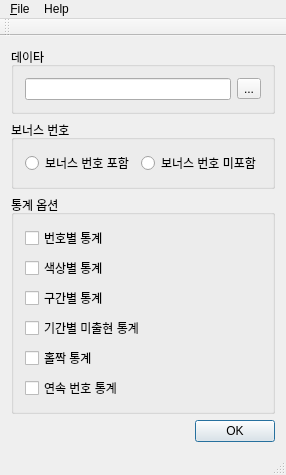
Qt form src/formFiles/MainWindow.ui (fsest4u/Taurus) before a commit.
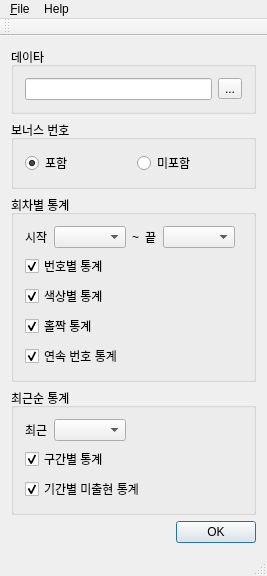
The same form after that commit.

Commit message: 보너스번호, 회차, 최근주간별 옵션 추가

Patch:
```diff
--- a/src/formFiles/MainWindow.ui
+++ b/src/formFiles/MainWindow.ui
@@ -6,15 +6,15 @@
    <rect>
     <x>0</x>
     <y>0</y>
-    <width>286</width>
-    <height>408</height>
+    <width>267</width>
+    <height>496</height>
    </rect>
   </property>
   <property name="windowTitle">
    <string>Taurus</string>
   </property>
   <widget class="QWidget" name="centralWidget">
-   <layout class="QGridLayout" name="gridLayout_2">
+   <layout class="QGridLayout" name="gridLayout_6">
     <item row="0" column="0">
      <widget class="QGroupBox" name="dataBox">
       <property name="title">
@@ -53,18 +53,24 @@
       <property name="title">
        <string>보너스 번호</string>
       </property>
+      <property name="checkable">
+       <bool>false</bool>
+      </property>
       <layout class="QGridLayout" name="gridLayout">
        <item row="0" column="0">
         <widget class="QRadioButton" name="rbBonusOn">
          <property name="text">
-          <string>보너스 번호 포함</string>
+          <string>포함</string>
+         </property>
+         <property name="checked">
+          <bool>true</bool>
          </property>
         </widget>
        </item>
        <item row="0" column="1">
         <widget class="QRadioButton" name="rbBonusOff">
          <property name="text">
-          <string>보너스 번호 미포함</string>
+          <string>미포함</string>
          </property>
         </widget>
        </item>
@@ -74,16 +80,69 @@
     <item row="2" column="0">
      <widget class="QGroupBox" name="optionBox">
       <property name="title">
-       <string>통계 옵션</string>
+       <string>회차별 통계</string>
       </property>
       <layout class="QGridLayout" name="gridLayout_11">
        <item row="0" column="0">
+        <layout class="QGridLayout" name="gridLayout_2">
+         <item row="0" column="0">
+          <widget class="QLabel" name="label">
+           <property name="text">
+            <string>시작</string>
+           </property>
+          </widget>
+         </item>
+         <item row="0" column="1">
+          <widget class="QComboBox" name="cbStart"/>
+         </item>
+         <item row="0" column="2">
+          <widget class="QLabel" name="label_2">
+           <property name="layoutDirection">
+            <enum>Qt::LeftToRight</enum>
+           </property>
+           <property name="text">
+            <string>~</string>
+           </property>
+           <property name="alignment">
+            <set>Qt::AlignCenter</set>
+           </property>
+          </widget>
+         </item>
+         <item row="0" column="3">
+          <widget class="QLabel" name="label_3">
+           <property name="text">
+            <string>끝</string>
+           </property>
+          </widget>
+         </item>
+         <item row="0" column="4">
+          <widget class="QComboBox" name="cbEnd"/>
+         </item>
+         <item row="0" column="5">
+          <spacer name="horizontalSpacer">
+           <property name="orientation">
+            <enum>Qt::Horizontal</enum>
+           </property>
+           <property name="sizeHint" stdset="0">
+            <size>
+             <width>40</width>
+             <height>20</height>
+            </size>
+           </property>
+          </spacer>
+         </item>
+        </layout>
+       </item>
+       <item row="1" column="0">
         <layout class="QGridLayout" name="optionLayoutNumber">
          <item row="0" column="0">
           <widget class="QCheckBox" name="cbNumber">
            <property name="text">
             <string>번호별 통계</string>
            </property>
+           <property name="checked">
+            <bool>true</bool>
+           </property>
           </widget>
          </item>
          <item row="0" column="1">
@@ -101,13 +160,43 @@
          </item>
         </layout>
        </item>
-       <item row="4" column="0">
+       <item row="2" column="0">
+        <layout class="QGridLayout" name="optionLayoutColor">
+         <item row="0" column="0">
+          <widget class="QCheckBox" name="cbColor">
+           <property name="text">
+            <string>색상별 통계</string>
+           </property>
+           <property name="checked">
+            <bool>true</bool>
+           </property>
+          </widget>
+         </item>
+         <item row="0" column="1">
+          <spacer name="horizontalSpacer_5">
+           <property name="orientation">
+            <enum>Qt::Horizontal</enum>
+           </property>
+           <property name="sizeHint" stdset="0">
+            <size>
+             <width>40</width>
+             <height>20</height>
+            </size>
+           </property>
+          </spacer>
+         </item>
+        </layout>
+       </item>
+       <item row="3" column="0">
         <layout class="QGridLayout" name="optionLayoutSniffling">
          <item row="0" column="0">
           <widget class="QCheckBox" name="cbSniffling">
            <property name="text">
             <string>홀짝 통계</string>
            </property>
+           <property name="checked">
+            <bool>true</bool>
+           </property>
           </widget>
          </item>
          <item row="0" column="1">
@@ -125,37 +214,16 @@
          </item>
         </layout>
        </item>
-       <item row="2" column="0">
-        <layout class="QGridLayout" name="optionLayoutSection">
-         <item row="0" column="0">
-          <widget class="QCheckBox" name="cbSection">
-           <property name="text">
-            <string>구간별 통계</string>
-           </property>
-          </widget>
-         </item>
-         <item row="0" column="1">
-          <spacer name="horizontalSpacer_7">
-           <property name="orientation">
-            <enum>Qt::Horizontal</enum>
-           </property>
-           <property name="sizeHint" stdset="0">
-            <size>
-             <width>40</width>
-             <height>20</height>
-            </size>
-           </property>
-          </spacer>
-         </item>
-        </layout>
-       </item>
-       <item row="5" column="0">
+       <item row="4" column="0">
         <layout class="QGridLayout" name="optionLayoutContinue">
          <item row="0" column="0">
           <widget class="QCheckBox" name="cbContinue">
            <property name="text">
             <string>연속 번호 통계</string>
            </property>
+           <property name="checked">
+            <bool>true</bool>
+           </property>
           </widget>
          </item>
          <item row="0" column="1">
@@ -173,17 +241,56 @@
          </item>
         </layout>
        </item>
+      </layout>
+     </widget>
+    </item>
+    <item row="3" column="0">
+     <widget class="QGroupBox" name="groupBox">
+      <property name="title">
+       <string>최근순 통계</string>
+      </property>
+      <layout class="QGridLayout" name="gridLayout_4">
+       <item row="0" column="0">
+        <layout class="QGridLayout" name="gridLayout_3">
+         <item row="0" column="0">
+          <widget class="QLabel" name="label_4">
+           <property name="text">
+            <string>최근</string>
+           </property>
+          </widget>
+         </item>
+         <item row="0" column="1">
+          <widget class="QComboBox" name="cbLastWeek"/>
+         </item>
+         <item row="0" column="2">
+          <spacer name="horizontalSpacer_3">
+           <property name="orientation">
+            <enum>Qt::Horizontal</enum>
+           </property>
+           <property name="sizeHint" stdset="0">
+            <size>
+             <width>40</width>
+             <height>20</height>
+            </size>
+           </property>
+          </spacer>
+         </item>
+        </layout>
+       </item>
        <item row="1" column="0">
-        <layout class="QGridLayout" name="optionLayoutColor">
+        <layout class="QGridLayout" name="optionLayoutSection">
          <item row="0" column="0">
-          <widget class="QCheckBox" name="cbColor">
+          <widget class="QCheckBox" name="cbSection">
            <property name="text">
-            <string>색상별 통계</string>
+            <string>구간별 통계</string>
+           </property>
+           <property name="checked">
+            <bool>true</bool>
            </property>
           </widget>
          </item>
          <item row="0" column="1">
-          <spacer name="horizontalSpacer_5">
+          <spacer name="horizontalSpacer_7">
            <property name="orientation">
             <enum>Qt::Horizontal</enum>
            </property>
@@ -197,7 +304,7 @@
          </item>
         </layout>
        </item>
-       <item row="3" column="0">
+       <item row="2" column="0">
         <layout class="QGridLayout" name="optionLayoutPeriod">
          <item row="0" column="1">
           <spacer name="horizontalSpacer_4">
@@ -217,6 +324,9 @@
            <property name="text">
             <string>기간별 미출현 통계</string>
            </property>
+           <property name="checked">
+            <bool>true</bool>
+           </property>
           </widget>
          </item>
         </layout>
@@ -224,7 +334,7 @@
       </layout>
      </widget>
     </item>
-    <item row="3" column="0">
+    <item row="4" column="0">
      <widget class="QDialogButtonBox" name="buttonBox">
       <property name="autoFillBackground">
        <bool>false</bool>
@@ -244,7 +354,7 @@
     <rect>
      <x>0</x>
      <y>0</y>
-     <width>286</width>
+     <width>267</width>
      <height>21</height>
     </rect>
    </property>
```
Left out of the diff: 2 changed lines with no effect on the pictures. The commit also changes 1 other file.
